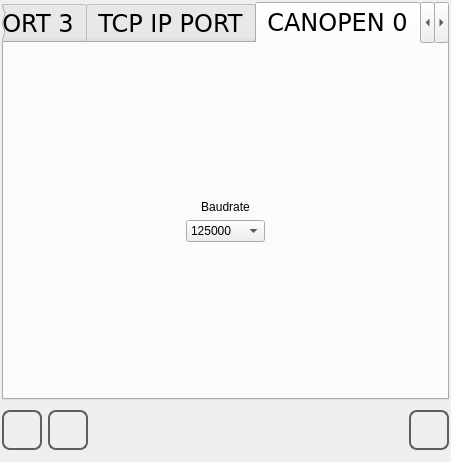
The window that qt_library/ATCMsystem/system_ini.ui (MECTsrl/mect_plugins) describes before a commit, drawn with Qt 5.
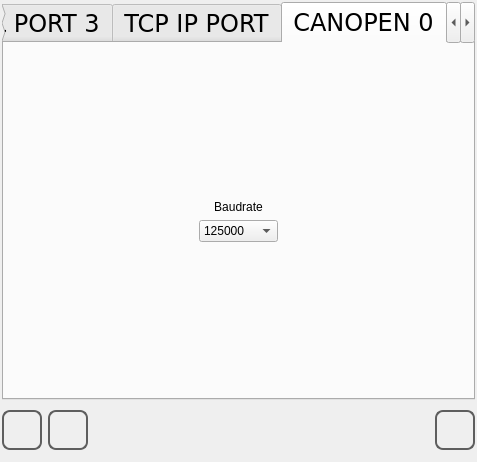
The same window after the commit. The open tabs and pages were chosen to show the change. Icons and pictures are not drawn.

Commit message: if a section is not present, don't save it with default

Patch:
```diff
--- a/qt_library/ATCMsystem/system_ini.ui
+++ b/qt_library/ATCMsystem/system_ini.ui
@@ -6,7 +6,7 @@
    <rect>
     <x>0</x>
     <y>0</y>
-    <width>451</width>
+    <width>477</width>
     <height>462</height>
    </rect>
   </property>
```
Left out of the diff: 2 changed lines with no effect on the pictures. The commit also changes 1 other file.
